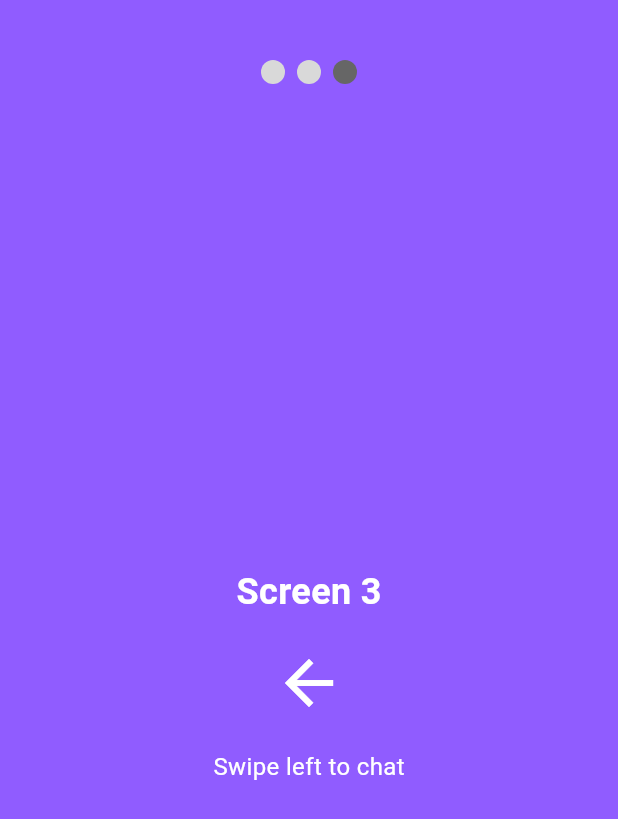
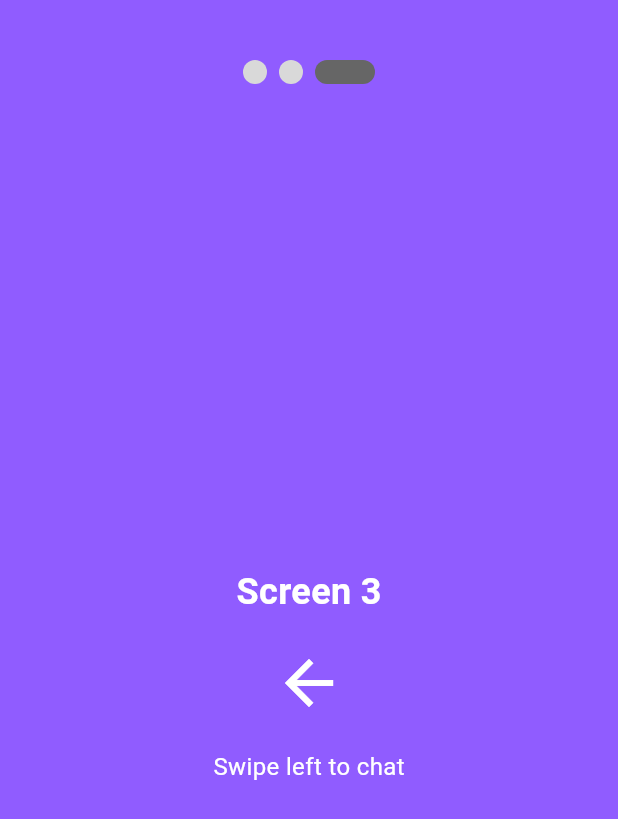
Before and after one commit to Venkat-Mobile-Tech/flutter_health_app, a Flutter app: the screen it shows after launch, swiped to page 3, on a phone screen of 412 x 824 dp. Shown: the top 819 px of the screen. Run offline on Flutter 3.47's test engine with Material 3 defaults, Android fonts, the phone set to English and light mode, and no system bars; our stand-ins replace equatable, flutter_bloc.

Commit message:
code refactoring

```diff
--- /dev/null
+++ b/lib/core/theme/app_theme.dart
@@ -0,0 +1,40 @@
+import 'package:flutter/material.dart';
+
+class AppTheme {
+  AppTheme._();
+
+  static const Color primaryColor = Color(0xFF905CFF);
+  static const Color backgroundColor = Color(0xFF905CFF);
+  static const Color indicatorActiveColor = Color(0xFF666666);
+  static const Color indicatorInactiveColor = Color(0xFFD9D9D9);
+  static const Color chatInputBackgroundColor = Color(0xFFB4B4B4);
+  static const Color systemMessageBackgroundColor = Color(0xFF535254);
+  static const Color userMessageBackgroundColor = Color(0xFFFFFFFF);
+  static const Color avatarColor = Color(0xFF353535);
+
+  static const Color systemMessageTextColor = Colors.white;
+  static const Color userMessageTextColor = Colors.black;
+
+  static ThemeData get theme => ThemeData(
+        colorScheme: ColorScheme.fromSeed(
+          seedColor: primaryColor,
+          primary: primaryColor,
+        ),
+        scaffoldBackgroundColor: backgroundColor,
+        iconTheme: const IconThemeData(
+          color: Colors.white,
+        ),
+        inputDecorationTheme: InputDecorationTheme(
+          filled: true,
+          fillColor: chatInputBackgroundColor,
+          border: OutlineInputBorder(
+            borderRadius: BorderRadius.circular(20),
+            borderSide: BorderSide.none,
+          ),
+          contentPadding: const EdgeInsets.symmetric(
+            horizontal: 16.0,
+            vertical: 8.0,
+          ),
+        ),
+      );
+}
--- /dev/null
+++ b/lib/domain/entities/chat_message_entity.dart
@@ -0,0 +1,6 @@
+class ChatMessage {
+  final String text;
+  final bool isUser;
+
+  ChatMessage({required this.text, required this.isUser});
+}
--- /dev/null
+++ b/lib/health_chat_app.dart
@@ -0,0 +1,16 @@
+import 'package:flutter/material.dart';
+import 'package:flutter_bloc/flutter_bloc.dart';
+import 'presentation/bloc/home_screen/home_screen_cubit.dart';
+import 'presentation/pages/home_screen.dart';
+
+class HealthChatApp extends StatelessWidget {
+  const HealthChatApp({super.key});
+
+  @override
+  Widget build(BuildContext context) {
+    return BlocProvider(
+      create: (_) => HomeScreenCubit(),
+      child: HomeScreen(),
+    );
+  }
+}
--- a/lib/main.dart
+++ b/lib/main.dart
@@ -1,7 +1,7 @@
 import 'package:flutter/material.dart';
-import 'presentation/pages/chat_screen.dart';
-import 'presentation/pages/left_screen.dart';
-import 'presentation/pages/right_screen.dart';
+
+import 'core/theme/app_theme.dart';
+import 'health_chat_app.dart';
 
 void main() {
   runApp(const MyApp());
@@ -14,74 +14,8 @@ class MyApp extends StatelessWidget {
   Widget build(BuildContext context) {
     return MaterialApp(
       title: 'Health Chat App',
-      theme: ThemeData(
-        colorScheme: ColorScheme.fromSeed(
-          seedColor: const Color(0xFF905CFF),
-          primary: const Color(0xFF905CFF),
-        ),
-        scaffoldBackgroundColor: const Color(0xFF905CFF),
-      ),
-      home: const HomeScreen(),
+      theme: AppTheme.theme,
+      home: const HealthChatApp(),
     );
   }
 }
-
-class HomeScreen extends StatefulWidget {
-  const HomeScreen({super.key});
-
-  @override
-  State<HomeScreen> createState() => _HomeScreenState();
-}
-
-class _HomeScreenState extends State<HomeScreen> {
-  final PageController _pageController = PageController(initialPage: 0);
-  int _currentPage = 0;
-
-  @override
-  void dispose() {
-    _pageController.dispose();
-    super.dispose();
-  }
-
-  @override
-  Widget build(BuildContext context) {
-    return Scaffold(
-      body: Column(
-        children: [
-          const SizedBox(height: 40),
-          // Page Indicator
-          Row(
-            mainAxisAlignment: MainAxisAlignment.center,
-            children: List.generate(3, (index) {
-              return Container(
-                margin: const EdgeInsets.symmetric(horizontal: 4),
-                width: 16,
-                height: 16,
-                decoration: BoxDecoration(
-                  color:
-                      _currentPage == index
-                          ? const Color(0xFF666666)
-                          : const Color(0xFFD9D9D9),
-                  shape: BoxShape.circle,
-                ),
-              );
-            }),
-          ),
-          const SizedBox(height: 20),
-          // Page View
-          Expanded(
-            child: PageView(
-              controller: _pageController,
-              onPageChanged: (index) {
-                setState(() {
-                  _currentPage = index;
-                });
-              },
-              children: [LeftScreen(), ChatScreen(), RightScreen()],
-            ),
-          ),
-        ],
-      ),
-    );
-  }
-}
--- /dev/null
+++ b/lib/presentation/bloc/home_screen/home_screen_cubit.dart
@@ -0,0 +1,10 @@
+import 'package:flutter_bloc/flutter_bloc.dart';
+import 'home_screen_state.dart';
+
+class HomeScreenCubit extends Cubit<HomeScreenState> {
+  HomeScreenCubit() : super(const HomeScreenState());
+
+  void updatePage(int page) {
+    emit(state.copyWith(currentPage: page));
+  }
+}
--- /dev/null
+++ b/lib/presentation/bloc/home_screen/home_screen_state.dart
@@ -0,0 +1,14 @@
+import 'package:equatable/equatable.dart';
+
+class HomeScreenState extends Equatable {
+  final int currentPage;
+
+  const HomeScreenState({this.currentPage = 0});
+
+  HomeScreenState copyWith({int? currentPage}) {
+    return HomeScreenState(currentPage: currentPage ?? this.currentPage);
+  }
+
+  @override
+  List<Object?> get props => [currentPage];
+}
--- /dev/null
+++ b/lib/presentation/enums/screen_type.dart
@@ -0,0 +1,22 @@
+enum ScreenType {
+  left(
+    title: 'Screen 1',
+    message: 'Swipe right to chat',
+    icon: 'arrow_forward',
+  ),
+  right(
+    title: 'Screen 3',
+    message: 'Swipe left to chat',
+    icon: 'arrow_back',
+  );
+
+  final String title;
+  final String message;
+  final String icon;
+
+  const ScreenType({
+    required this.title,
+    required this.message,
+    required this.icon,
+  });
+}
--- a/lib/presentation/pages/chat_screen.dart
+++ b/lib/presentation/pages/chat_screen.dart
@@ -1,6 +1,9 @@
 import 'dart:math';
 
 import 'package:flutter/material.dart';
+
+import '../../core/theme/app_theme.dart';
+import '../../domain/entities/chat_message_entity.dart';
 
 class ChatScreen extends StatefulWidget {
   const ChatScreen({super.key});
@@ -65,7 +68,7 @@ class _ChatScreenState extends State<ChatScreen> {
                         width: 32,
                         height: 32,
                         decoration: const BoxDecoration(
-                          color: Color(0xFF353535),
+                          color: AppTheme.avatarColor,
                           shape: BoxShape.circle,
                         ),
                       ),
@@ -81,14 +84,17 @@ class _ChatScreenState extends State<ChatScreen> {
                       decoration: BoxDecoration(
                         color:
                             message.isUser
-                                ? Colors.white
-                                : const Color(0xFF535254),
+                                ? AppTheme.userMessageBackgroundColor
+                                : AppTheme.systemMessageBackgroundColor,
                         borderRadius: BorderRadius.circular(20),
                       ),
                       child: Text(
                         message.text,
                         style: TextStyle(
-                          color: message.isUser ? Colors.black : Colors.white,
+                          color:
+                              message.isUser
+                                  ? AppTheme.userMessageTextColor
+                                  : AppTheme.systemMessageTextColor,
                         ),
                       ),
                     ),
@@ -98,26 +104,16 @@ class _ChatScreenState extends State<ChatScreen> {
             },
           ),
         ),
-        Container(
-          decoration: const BoxDecoration(color: Colors.white),
-          child: Padding(
+        Padding(
           padding: const EdgeInsets.symmetric(horizontal: 8.0),
           child: Row(
             children: [
-                Container(
-                  width: 32,
-                  height: 32,
-                  decoration: const BoxDecoration(
-                    color: Color(0xFF353535),
-                    shape: BoxShape.circle,
-                  ),
-                ),
               const SizedBox(width: 8),
               Expanded(
                 child: Container(
                   margin: const EdgeInsets.symmetric(vertical: 8.0),
                   decoration: BoxDecoration(
-                      color: const Color(0xFFB4B4B4),
+                    color: AppTheme.chatInputBackgroundColor,
                     borderRadius: BorderRadius.circular(20),
                   ),
                   child: TextField(
@@ -144,15 +140,7 @@ class _ChatScreenState extends State<ChatScreen> {
             ],
           ),
         ),
-        ),
       ],
     );
   }
 }
-
-class ChatMessage {
-  final String text;
-  final bool isUser;
-
-  ChatMessage({required this.text, required this.isUser});
-}
--- /dev/null
+++ b/lib/presentation/pages/home_screen.dart
@@ -0,0 +1,64 @@
+import 'package:flutter/material.dart';
+import 'package:flutter_bloc/flutter_bloc.dart';
+import '../../core/theme/app_theme.dart';
+import '../bloc/home_screen/home_screen_cubit.dart';
+import '../bloc/home_screen/home_screen_state.dart';
+import '../enums/screen_type.dart';
+import '../widgets/navigation_guide_screen.dart';
+import 'chat_screen.dart';
+
+class HomeScreen extends StatelessWidget {
+  HomeScreen({super.key});
+
+  final PageController _pageController = PageController(initialPage: 0);
+
+  @override
+  Widget build(BuildContext context) {
+    return Scaffold(
+      body: Column(
+        children: [
+          const SizedBox(height: 40),
+          // Page Indicator
+          BlocBuilder<HomeScreenCubit, HomeScreenState>(
+            builder: (context, state) {
+              return Row(
+                mainAxisAlignment: MainAxisAlignment.center,
+                children: List.generate(3, (index) {
+                  return AnimatedContainer(
+                    duration: const Duration(milliseconds: 300),
+                    curve: Curves.easeInOut,
+                    margin: const EdgeInsets.symmetric(horizontal: 4),
+                    width: state.currentPage == index ? 40 : 16,
+                    height: 16,
+                    decoration: BoxDecoration(
+                      color: state.currentPage == index
+                          ? AppTheme.indicatorActiveColor
+                          : AppTheme.indicatorInactiveColor,
+                      borderRadius: BorderRadius.circular(8),
+                      shape: BoxShape.rectangle,
+                    ),
+                  );
+                }),
+              );
+            },
+          ),
+          const SizedBox(height: 20),
+          // Page View
+          Expanded(
+            child: PageView(
+              controller: _pageController,
+              onPageChanged: (index) {
+                context.read<HomeScreenCubit>().updatePage(index);
+              },
+              children: const [
+                NavigationGuideScreen(type: ScreenType.left),
+                ChatScreen(),
+                NavigationGuideScreen(type: ScreenType.right),
+              ],
+            ),
+          ),
+        ],
+      ),
+    );
+  }
+}
--- a/lib/presentation/pages/left_screen.dart
+++ /dev/null
@@ -1,31 +0,0 @@
-import 'package:flutter/material.dart';
-
-class LeftScreen extends StatelessWidget {
-  const LeftScreen({super.key});
-
-  @override
-  Widget build(BuildContext context) {
-    return const Center(
-      child: Column(
-        mainAxisAlignment: MainAxisAlignment.center,
-        children: [
-          Text(
-            'Screen 1',
-            style: TextStyle(
-              color: Colors.white,
-              fontSize: 24,
-              fontWeight: FontWeight.bold,
-            ),
-          ),
-          SizedBox(height: 20),
-          Icon(Icons.arrow_forward, color: Colors.white, size: 48),
-          SizedBox(height: 20),
-          Text(
-            'Swipe right to chat',
-            style: TextStyle(color: Colors.white, fontSize: 16),
-          ),
-        ],
-      ),
-    );
-  }
-}
--- a/lib/presentation/pages/right_screen.dart
+++ /dev/null
@@ -1,31 +0,0 @@
-import 'package:flutter/material.dart';
-
-class RightScreen extends StatelessWidget {
-  const RightScreen({super.key});
-
-  @override
-  Widget build(BuildContext context) {
-    return const Center(
-      child: Column(
-        mainAxisAlignment: MainAxisAlignment.center,
-        children: [
-          Text(
-            'Screen 3',
-            style: TextStyle(
-              color: Colors.white,
-              fontSize: 24,
-              fontWeight: FontWeight.bold,
-            ),
-          ),
-          SizedBox(height: 20),
-          Icon(Icons.arrow_back, color: Colors.white, size: 48),
-          SizedBox(height: 20),
-          Text(
-            'Swipe left to chat',
-            style: TextStyle(color: Colors.white, fontSize: 16),
-          ),
-        ],
-      ),
-    );
-  }
-}
--- /dev/null
+++ b/lib/presentation/widgets/navigation_guide_screen.dart
@@ -0,0 +1,47 @@
+import 'package:flutter/material.dart';
+
+import '../enums/screen_type.dart';
+
+class NavigationGuideScreen extends StatelessWidget {
+  final ScreenType type;
+
+  const NavigationGuideScreen({
+    super.key,
+    required this.type,
+  });
+
+  @override
+  Widget build(BuildContext context) {
+    return Center(
+      child: Column(
+        mainAxisAlignment: MainAxisAlignment.center,
+        children: [
+          Text(
+            type.title,
+            style: const TextStyle(
+              color: Colors.white,
+              fontSize: 24,
+              fontWeight: FontWeight.bold,
+            ),
+          ),
+          const SizedBox(height: 20),
+          Icon(
+            type.icon == 'arrow_forward'
+                ? Icons.arrow_forward
+                : Icons.arrow_back,
+            color: Colors.white,
+            size: 48,
+          ),
+          const SizedBox(height: 20),
+          Text(
+            type.message,
+            style: const TextStyle(
+              color: Colors.white,
+              fontSize: 16,
+            ),
+          ),
+        ],
+      ),
+    );
+  }
+}
```
Also changed, not shown: pubspec.yaml (+5 -3 lines). Lines whose indentation alone changed are shown as unchanged.
